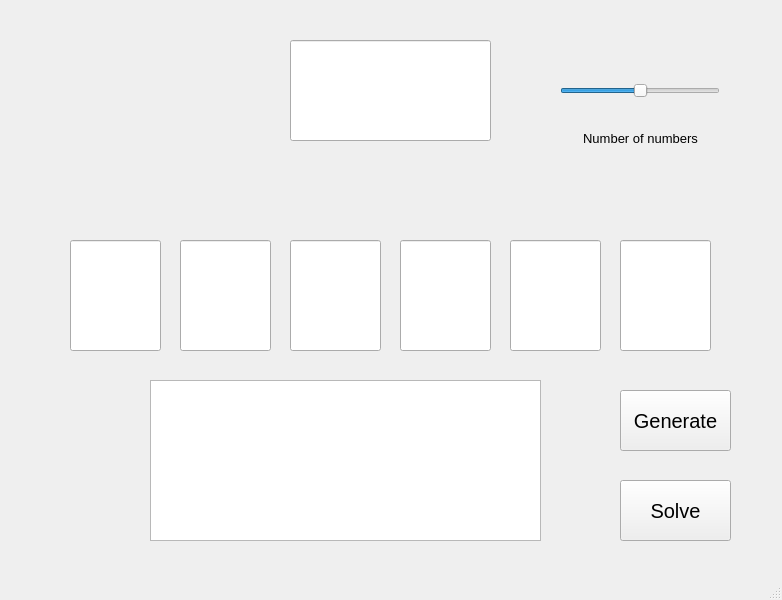
Old version of the form countdownWindow.ui in the repository 68Duck/Countdown.
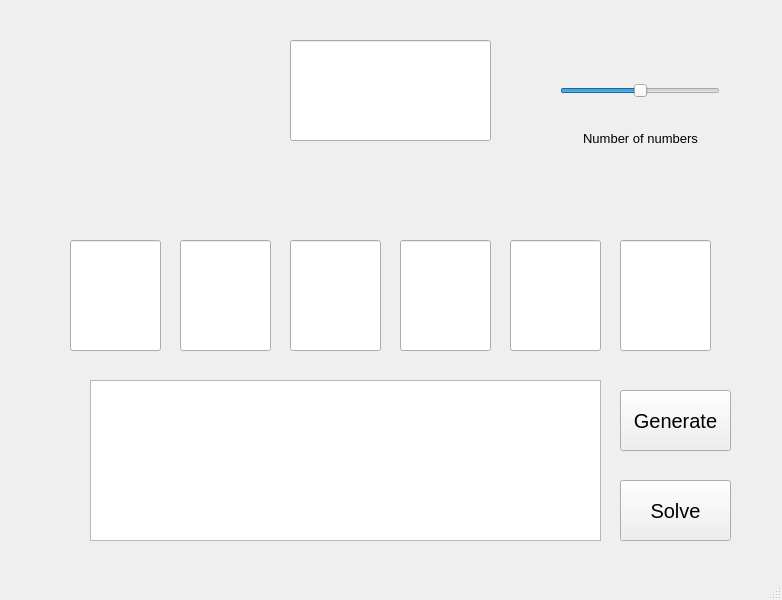
New version of the form.

Commit message: Widened the solutions box

```diff
--- a/countdownWindow.ui
+++ b/countdownWindow.ui
@@ -169,9 +169,9 @@
    <widget class="QTextEdit" name="solutions">
     <property name="geometry">
      <rect>
-      <x>150</x>
+      <x>90</x>
       <y>380</y>
-      <width>391</width>
+      <width>511</width>
       <height>161</height>
      </rect>
     </property>
```
Left out of the diff: 2 changed lines with no effect on the pictures.
